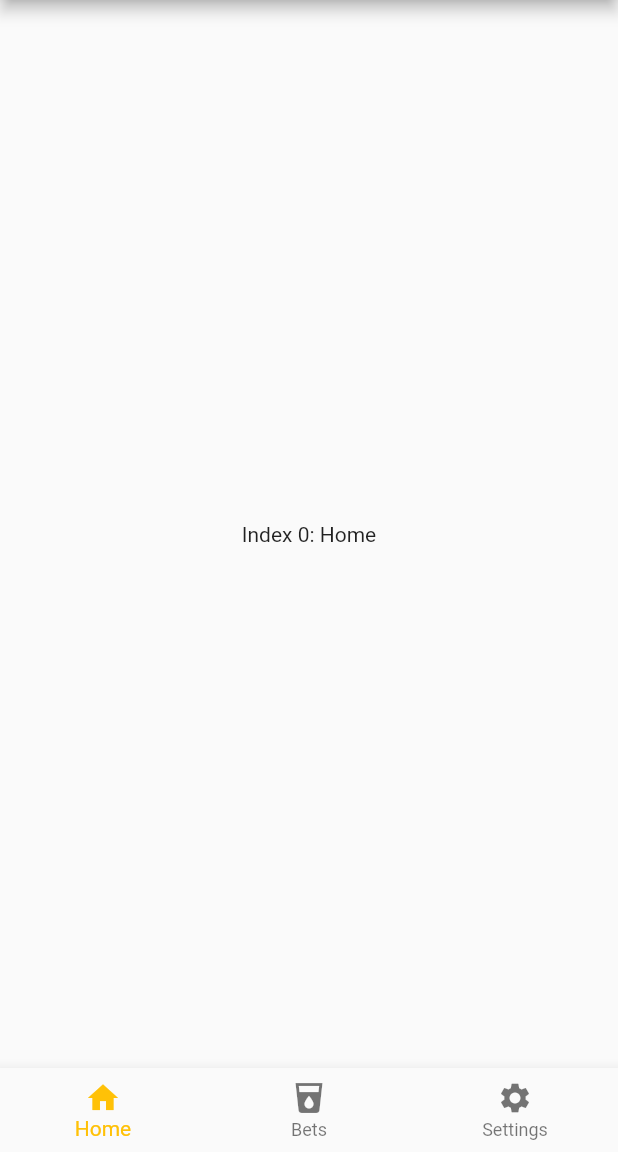
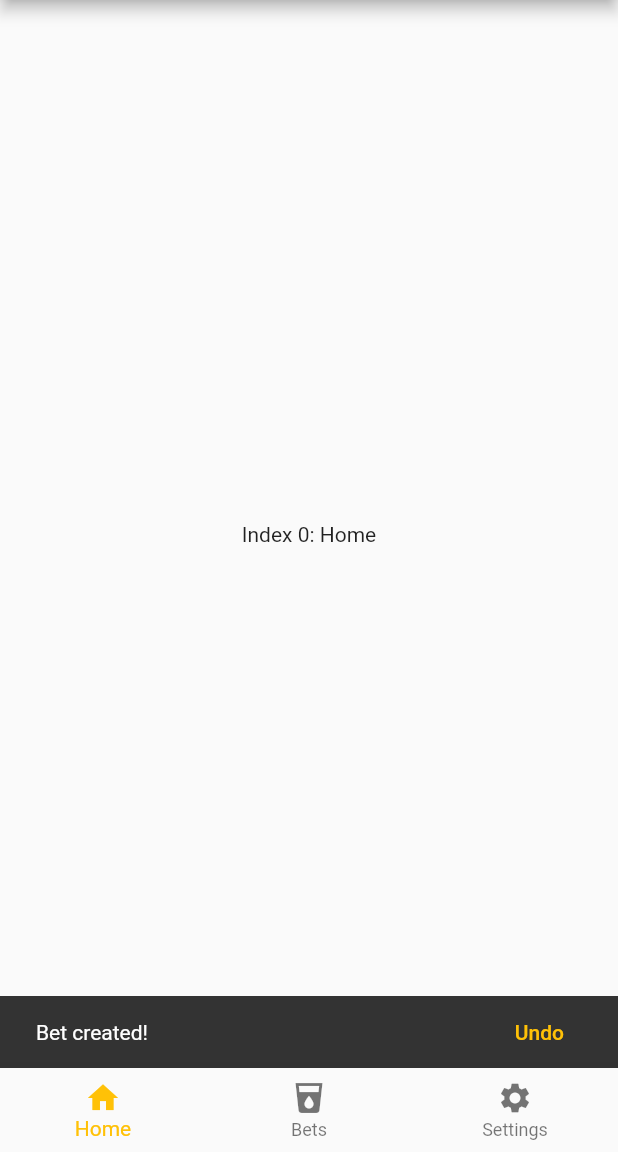
Before and after one commit to bumgardnera07/Wagers, a Flutter app: the screen it shows after launch, after a tap on the "add" icon, on a phone screen of 412 x 824 dp, the part 84-1236 px from its top. Run offline on Flutter 3.47's test engine with Material 2 defaults, Android fonts, the phone set to English and light mode, and no system bars.

Commit message:
widget: create bet icon button

```diff
--- /dev/null
+++ b/lib/CreateBetIconButton.dart
@@ -0,0 +1,22 @@
+import 'package:flutter/material.dart';
+
+class CreateBetIconButton extends StatelessWidget {
+
+  CreateBetIconButton({Key key}) : super(key: key);
+
+  @override
+  Widget build(BuildContext context) {
+    return IconButton(
+      icon: Icon(Icons.add),
+      tooltip: 'Add a new bet',
+      onPressed: () {
+        final snackBar = SnackBar(
+          content: Text('Bet created!'),
+          action: SnackBarAction(label: 'Undo', onPressed: () { print('undoing bet creation'); }),
+        );
+
+        Scaffold.of(context).showSnackBar(snackBar);
+      },
+    );
+  }
+}
--- a/lib/HomeScreen.dart
+++ b/lib/HomeScreen.dart
@@ -1,5 +1,6 @@
 import 'package:flutter/material.dart';
 import 'package:shot_bets/Bet.dart';
+import 'package:shot_bets/CreateBetIconButton.dart';
 import 'package:shot_bets/BetsList.dart';
 
 class _HomeScreenState extends State<HomeScreen> {
@@ -18,13 +19,7 @@ class _HomeScreenState extends State<HomeScreen> {
       appBar: AppBar(
         title: Text('Shot Bets!'),
         actions: <Widget>[
-          IconButton(
-            icon: Icon(Icons.add),
-            tooltip: 'Add a new bet',
-            onPressed: () {
-              print('open new bet screen');
-            },
-          ),
+          new CreateBetIconButton(),
         ],
       ),
       body: Center(
```
